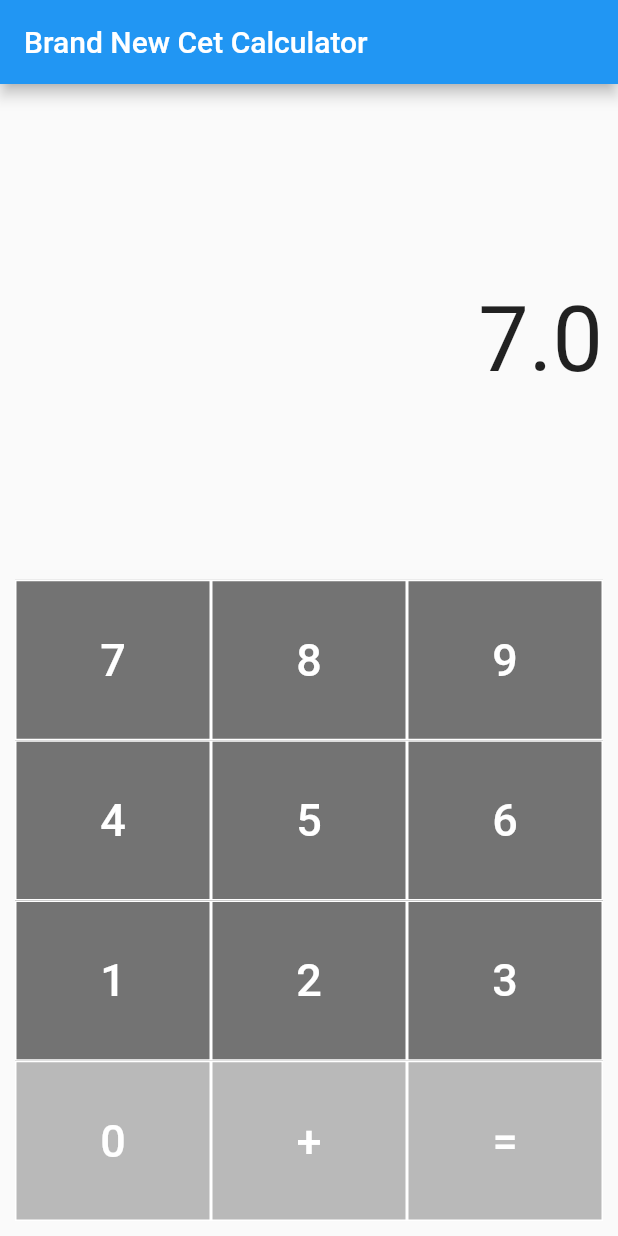
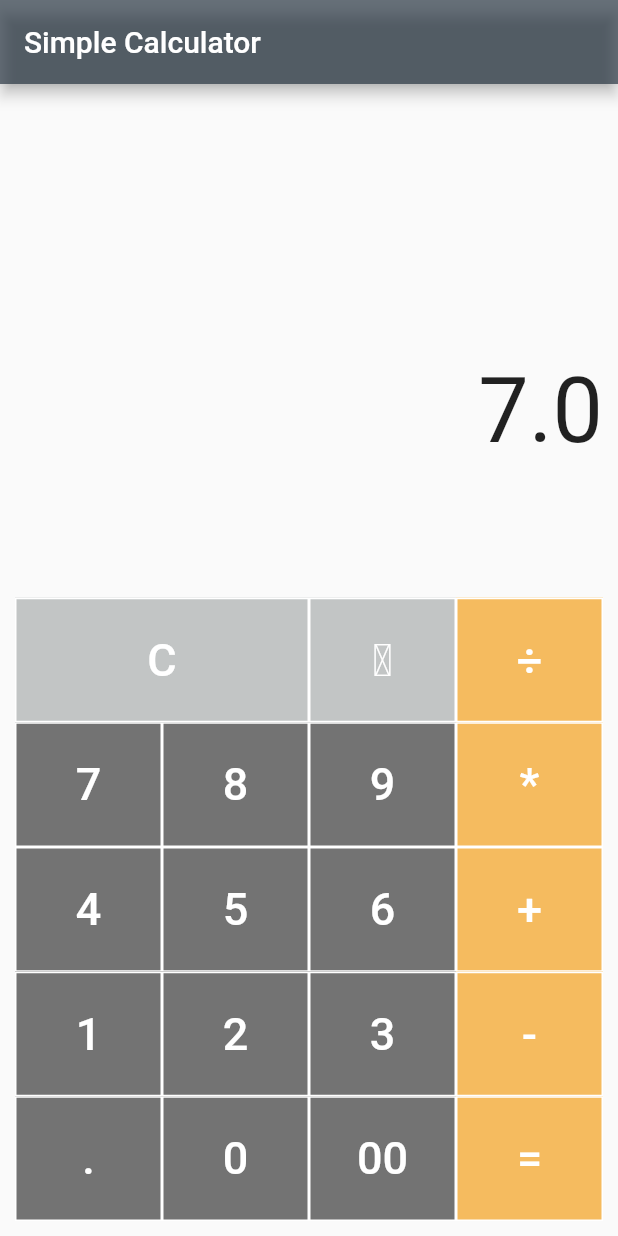
Before and after one commit to MKarasahinoglu/simple_calculator, a Flutter app: the screen it shows after launch, after a tap on an icon or button, on a phone screen of 412 x 824 dp. Run offline on Flutter 3.47's test engine with Material 2 defaults, Android fonts, the phone set to English and light mode, and no system bars.

Commit message:
-"Delete, Clear, -, *, ÷, 00, ." - buttons added, -all functions are working, -inserting a number less than 1 is not possible so far, working on, example: "1.56+0.42" is not possible due to 0.42 cannot be entered.

```diff
--- a/lib/main.dart
+++ b/lib/main.dart
@@ -4,6 +4,7 @@ import 'package:flutter/material.dart';
 void main() {
   runApp(MyApp());
 }
+
 
 class MyApp extends StatelessWidget {
   // This widget is the root of your application.
@@ -22,29 +23,108 @@ class MyCalculator extends StatefulWidget {
 }
 
 class _MyCalculatorState extends State<MyCalculator> {
-  double result = 0.0;
+  double result = 0;
   String strResult = '0';
   String operator = '';
   double firstNumber;
+  String memory= '';
+  bool isResultShown=false;
   bool isFirstNumberAfterOperationButton = true;
+  String lastResult;
+
+  clearFunc()
+  {
+    result = 0;
+    strResult = '0';
+    operator = '';
+    firstNumber=null;
+    isResultShown=false;
+    isFirstNumberAfterOperationButton = true;
+  }
 
   void onDigitPress(String text) {
     print('digit pressed $text');
+
     if (text == '+') {
       operator = text;
       firstNumber = result;
       isFirstNumberAfterOperationButton = true;
       strResult = '';
       setState(() {});
-    } else if (text == '=') {
+    }else if(text=='-'){
+      operator = text;
+      firstNumber = result;
+      isFirstNumberAfterOperationButton = true;
+      strResult = '';
+      setState(() {});
+    }else if(text=='÷'){
+      operator = text;
+      firstNumber = result;
+      isFirstNumberAfterOperationButton = true;
+      strResult = '';
+      setState(() {});
+    }else if(text=='*'){
+      operator = text;
+      firstNumber = result;
+      isFirstNumberAfterOperationButton = true;
+      strResult = '';
+      setState(() {});
+    }
+    else if (text == '=') {
       switch (operator) {
         case '+':
           setState(() {
             result = result + firstNumber;
           });
           strResult = '$result';
+          isResultShown=true;
+          break;
+        case '-':
+          setState(() {
+            result = result - firstNumber;
+          });
+          strResult = '$result';
+          isResultShown=true;
+          break;
+        case '÷':
+          setState(() {
+            result = result / firstNumber;
+          });
+          strResult = '$result';
+          isResultShown=true;
+          break;
+        case '*':
+          setState(() {
+            result = result * firstNumber;
+          });
+          strResult = '$result';
+          isResultShown=true;
+          break;
       }
-    } else {
+
+    }
+    else if(text=='C'){
+      setState(() {
+        clearFunc();
+      });
+    } else if(text=='\u232b')
+      {
+        if(!isResultShown) {
+          if (strResult[strResult.length - 1] == '.') {
+            strResult = strResult.substring(0, strResult.length - 1);
+          }
+          strResult = strResult.substring(0, strResult.length - 1);
+          if (strResult.length == 0) {
+            clearFunc();
+          }
+
+          var temp = double.tryParse(strResult);
+          setState(() {
+            result = temp ?? result;
+          });
+        }
+      }
+    else {
       var tempResult;
       if (isFirstNumberAfterOperationButton) {
         tempResult = text;
@@ -52,26 +132,39 @@ class _MyCalculatorState extends State<MyCalculator> {
       } else {
         tempResult = strResult + text;
       }
+      if(isResultShown){tempResult=text; isResultShown=false;}
       var temp = double.tryParse(tempResult);
       if (temp != null) {
+        lastResult=strResult;
         strResult = tempResult;
         setState(() {
           result = temp ?? result;
         });
       }
     }
+    print(strResult[strResult.length-1]);
   }
 
   @override
   Widget build(BuildContext context) {
     return Scaffold(
-      appBar: AppBar(
-        title: Text('Brand New Cet Calculator'),
+      appBar: AppBar(backgroundColor: Color(0xAA212F3C),
+        title: Text('Simple Calculator'),
       ),
       body: Container(
         padding: EdgeInsets.all(10.0),
         child: Column(
           children: [
+            Expanded(
+              flex: 1,
+              child: Container(
+                alignment: Alignment.bottomRight,
+                child: Text(
+                  memory,
+                  style: TextStyle(fontSize: 20),
+                ),
+              ),
+            ),
             Expanded(
               flex: 3,
               child: Container(
@@ -86,9 +179,9 @@ class _MyCalculatorState extends State<MyCalculator> {
               child: Row(
                 crossAxisAlignment: CrossAxisAlignment.stretch,
                 children: [
-                  buildCalcButton('7', Colors.black54),
-                  buildCalcButton('8', Colors.black54),
-                  buildCalcButton('9', Colors.black54),
+                  buildCalcButton('C', Color(0x55515A5A),2),
+                  buildCalcButton('\u232b', Color(0x55515A5A),1),
+                  buildCalcButton('÷', Color(0xAAF39C12),1),
                 ],
               ),
             ),
@@ -96,9 +189,10 @@ class _MyCalculatorState extends State<MyCalculator> {
               child: Row(
                 crossAxisAlignment: CrossAxisAlignment.stretch,
                 children: [
-                  buildCalcButton('4', Colors.black54),
-                  buildCalcButton('5', Colors.black54),
-                  buildCalcButton('6', Colors.black54),
+                  buildCalcButton('7', Colors.black54,1),
+                  buildCalcButton('8', Colors.black54,1),
+                  buildCalcButton('9', Colors.black54,1),
+                  buildCalcButton('*', Color(0xAAF39C12),1),
                 ],
               ),
             ),
@@ -106,9 +200,10 @@ class _MyCalculatorState extends State<MyCalculator> {
               child: Row(
                 crossAxisAlignment: CrossAxisAlignment.stretch,
                 children: [
-                  buildCalcButton('1', Colors.black54),
-                  buildCalcButton('2', Colors.black54),
-                  buildCalcButton('3', Colors.black54),
+                  buildCalcButton('4', Colors.black54,1),
+                  buildCalcButton('5', Colors.black54,1),
+                  buildCalcButton('6', Colors.black54,1),
+                  buildCalcButton('+', Color(0xAAF39C12),1),
                 ],
               ),
             ),
@@ -116,9 +211,21 @@ class _MyCalculatorState extends State<MyCalculator> {
               child: Row(
                 crossAxisAlignment: CrossAxisAlignment.stretch,
                 children: [
-                  buildCalcButton('0', Colors.black26),
-                  buildCalcButton('+', Colors.black26),
-                  buildCalcButton('=', Colors.black26),
+                  buildCalcButton('1', Colors.black54,1),
+                  buildCalcButton('2', Colors.black54,1),
+                  buildCalcButton('3', Colors.black54,1),
+                  buildCalcButton('-', Color(0xAAF39C12),1),
+                ],
+              ),
+            ),
+            Expanded(
+              child: Row(
+                crossAxisAlignment: CrossAxisAlignment.stretch,
+                children: [
+                  buildCalcButton('.', Colors.black54,1),
+                  buildCalcButton('0', Colors.black54,1),
+                  buildCalcButton('00', Colors.black54,1),
+                  buildCalcButton('=', Color(0xAAF39C12),1),
                 ],
               ),
             ),
@@ -128,8 +235,9 @@ class _MyCalculatorState extends State<MyCalculator> {
     );
   }
 
-  Expanded buildCalcButton(String text, Color color) {
+  Expanded buildCalcButton(String text, Color color,int flexNumber) {
     return Expanded(
+      flex: flexNumber,
       child: FlatButton(
         onPressed: () {
           onDigitPress(text);
@@ -152,4 +260,6 @@ class _MyCalculatorState extends State<MyCalculator> {
       ),
     );
   }
+
+
 }
```
